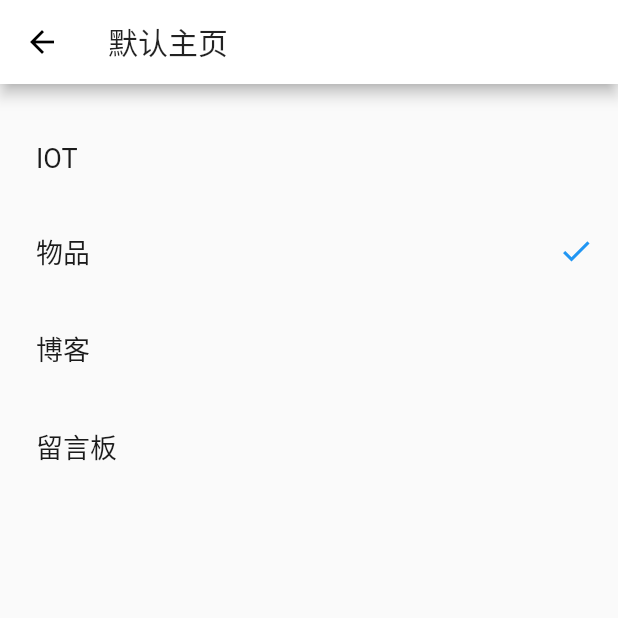
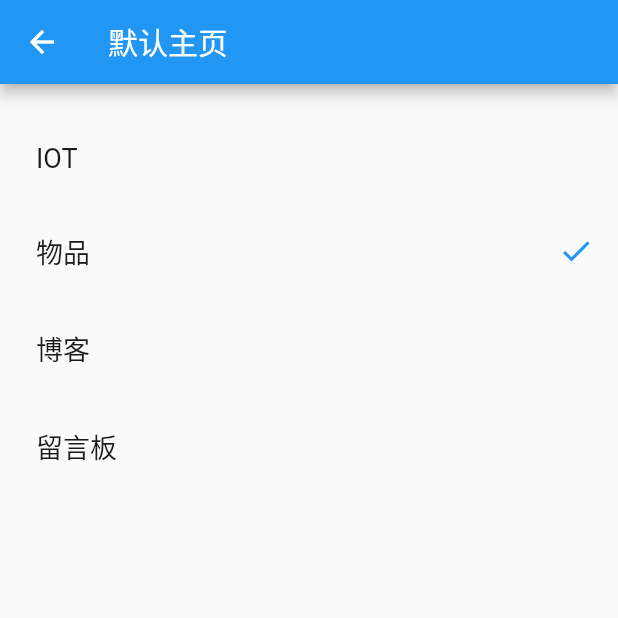
Before and after one commit to he0119/smart-home-flutter, a Flutter app: the DefaultPage screen opened directly, on a phone screen of 412 x 824 dp, the top half of it. Run offline on Flutter 3.47's test engine with Material 2 defaults, Android fonts, the light colour scheme and no system bars; drawn by our look-alikes of settings_ui; our stand-ins replace bloc, cached_network_image, datetime_picker_formfield, device_info_plus, dropdown_search, equatable and 11 more; missing offline and left inert: enum_to_string, gql, gql_exec, quick_actions, version; accounts and stored records are empty; statements that could not run were skipped.

Commit message:
change(theme): 恢复至默认颜色 (#167)
* 添加 maskable

* 设置界面的图标颜色使用 secondary

* 使用默认颜色

```diff
--- a/lib/core/view/settings/default_page.dart
+++ b/lib/core/view/settings/default_page.dart
@@ -19,7 +19,8 @@
             SettingsSection(tiles: [
               SettingsTile(
                 title: AppTab.iot.name,
-                trailing: trailingWidget(AppTab.iot, state.defaultPage),
+                trailing:
+                    trailingWidget(context, AppTab.iot, state.defaultPage),
                 onPressed: (context) {
                   BlocProvider.of<AppPreferencesBloc>(context)
                       .add(DefaultPageChanged(defaultPage: AppTab.iot));
@@ -27,7 +28,8 @@
               ),
               SettingsTile(
                 title: AppTab.storage.name,
-                trailing: trailingWidget(AppTab.storage, state.defaultPage),
+                trailing:
+                    trailingWidget(context, AppTab.storage, state.defaultPage),
                 onPressed: (context) {
                   BlocProvider.of<AppPreferencesBloc>(context)
                       .add(DefaultPageChanged(defaultPage: AppTab.storage));
@@ -35,7 +37,8 @@
               ),
               SettingsTile(
                 title: AppTab.blog.name,
-                trailing: trailingWidget(AppTab.blog, state.defaultPage),
+                trailing:
+                    trailingWidget(context, AppTab.blog, state.defaultPage),
                 onPressed: (context) {
                   BlocProvider.of<AppPreferencesBloc>(context)
                       .add(DefaultPageChanged(defaultPage: AppTab.blog));
@@ -43,7 +46,8 @@
               ),
               SettingsTile(
                 title: AppTab.board.name,
-                trailing: trailingWidget(AppTab.board, state.defaultPage),
+                trailing:
+                    trailingWidget(context, AppTab.board, state.defaultPage),
                 onPressed: (context) {
                   BlocProvider.of<AppPreferencesBloc>(context)
                       .add(DefaultPageChanged(defaultPage: AppTab.board));
@@ -56,9 +60,9 @@
     );
   }
 
-  Widget trailingWidget(AppTab appTab, AppTab current) {
+  Widget trailingWidget(BuildContext context, AppTab appTab, AppTab current) {
     return (appTab == current)
-        ? const Icon(Icons.check, color: Colors.blue)
+        ? Icon(Icons.check, color: Theme.of(context).colorScheme.secondary)
         : const Icon(null);
   }
 }
--- a/lib/storage/view/home_page.dart
+++ b/lib/storage/view/home_page.dart
@@ -159,7 +159,7 @@
         (BuildContext context, int index) => index == 0
             ? Container(
                 height: 60.0,
-                color: Theme.of(context).primaryColor,
+                color: DefaultTextStyle.of(context).style.backgroundColor,
                 padding: const EdgeInsets.symmetric(horizontal: 16.0),
                 alignment: Alignment.centerLeft,
                 child: Row(
```
Also changed, not shown: lib/app/main.dart (+0 -15 lines), lib/board/view/settings/comment_order_page.dart (+6 -4 lines), 4 other files.
